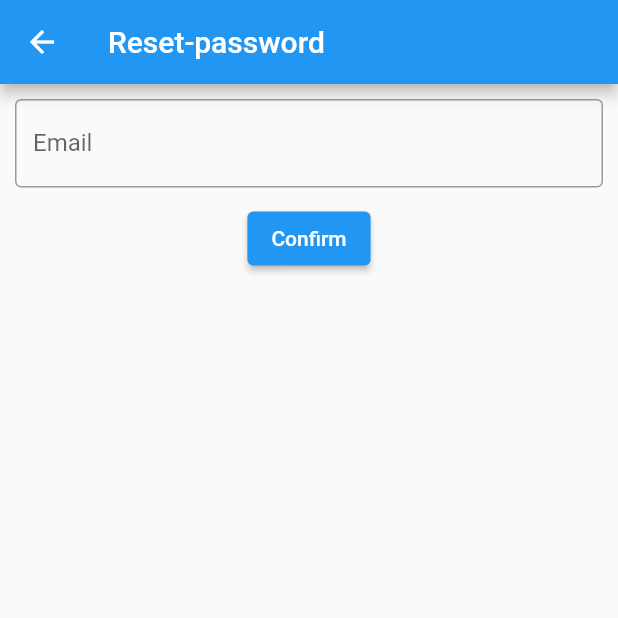
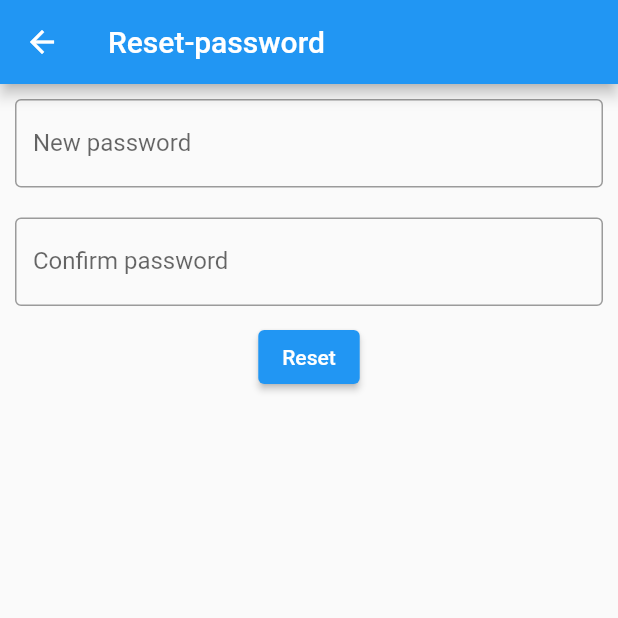
Before and after one commit to priyanshiajudiya/task, a Flutter app: the reset screen opened directly, on a phone screen of 412 x 824 dp, the top half of it. Run offline on Flutter 3.47's test engine with Material 2 defaults, Android fonts, the phone set to English and light mode, and no system bars; our stand-ins replace cloud_firestore, firebase_auth, firebase_core, fluttertoast, google_sign_in, shared_preferences; accounts and stored records are empty.

Commit message:
Initial commit

```diff
--- a/lib/reset_password.dart
+++ b/lib/reset_password.dart
@@ -12,6 +12,7 @@ class reset extends StatefulWidget {
 
 class _resetState extends State<reset> {
   TextEditingController t = TextEditingController();
+  TextEditingController t1 = TextEditingController();
 
   @override
   Widget build(BuildContext context) {
@@ -24,14 +25,27 @@ class _resetState extends State<reset> {
             child: TextField(
               controller: t,
               decoration: InputDecoration(
-                  hintText: "Enter Email",
-                  labelText: "Email",
+                  hintText: "Enter New password",
+                  labelText: "New password",
+                  border: OutlineInputBorder()),
+            ),
+          ),
+          Container(
+            padding: EdgeInsets.all(10),
+            child: TextField(
+              controller: t1,
+              decoration: InputDecoration(
+                  hintText: "Confirm Password",
+                  labelText: "Confirm password",
                   border: OutlineInputBorder()),
             ),
           ),
           ElevatedButton(onPressed:  () {
-            FirebaseAuth.instance.sendPasswordResetEmail(email: t.text).then((value) => Navigator.pop(context));
-          }, child: Text("Confirm"))
+            if(t.text==t1.text)
+              {
+                FirebaseAuth.instance.sendPasswordResetEmail(email: t.text).then((value) => Navigator.pop(context));
+              }
+          }, child: Text("Reset"))
         ],
       ),
     );
```
